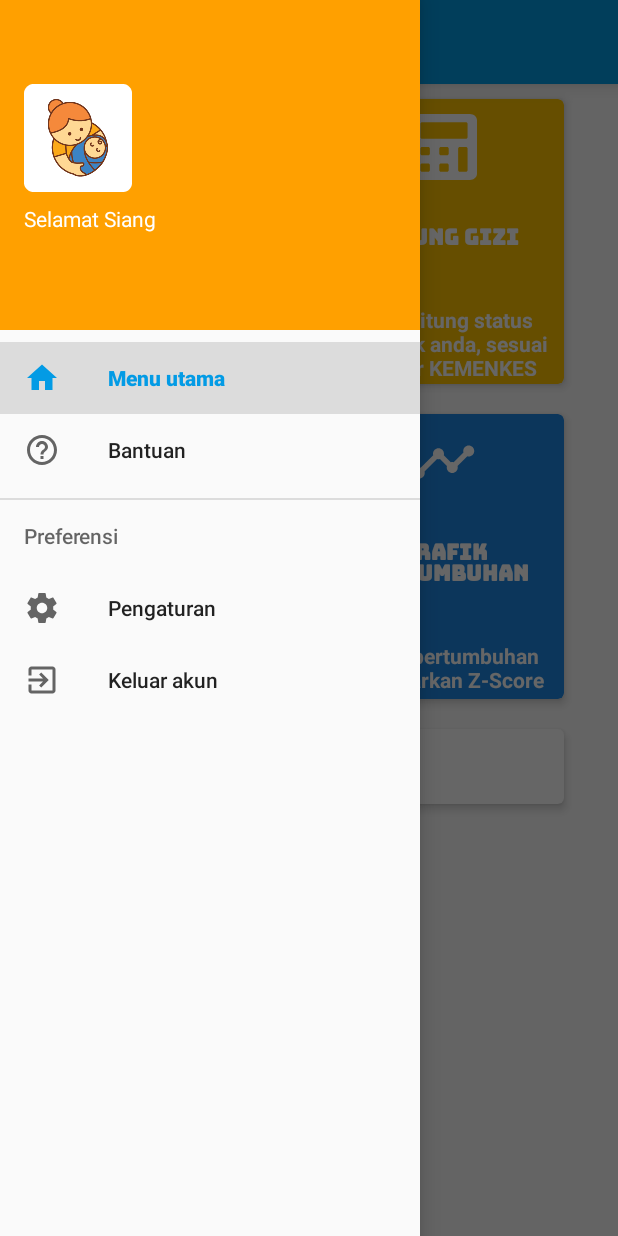
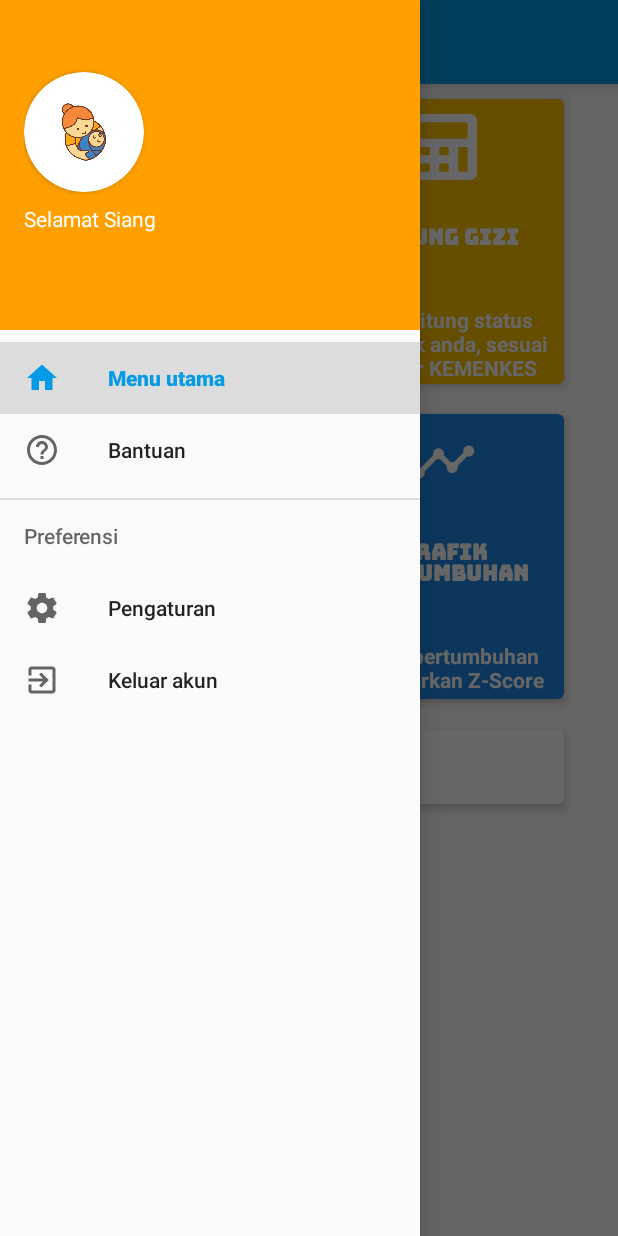
Before and after one commit to MiddleKerb/StatusGizi, an Android app: the screen it shows after launch once a user with an empty profile is signed in (MenuActivity), with the side drawer open, on a phone screen of 412 x 824 dp. Run offline under Robolectric (Android 15) with nearby library versions, the phone set to English and light mode, and no system bars; our stand-ins replace Firebase (no records; nobody signed in at launch, a user with empty details on screens opened directly), Picasso.

Commit message:
Remove picasso transformation & use cardview for image view

```diff
--- a/app/src/main/res/layout/nav_header.xml
+++ b/app/src/main/res/layout/nav_header.xml
@@ -1,5 +1,6 @@
 <?xml version="1.0" encoding="utf-8"?>
 <LinearLayout xmlns:android="http://schemas.android.com/apk/res/android"
+    xmlns:app="http://schemas.android.com/apk/res-auto"
     android:layout_width="match_parent"
     android:layout_height="220dp"
     android:background="@color/colorAccent"
@@ -7,12 +8,18 @@
     android:orientation="vertical"
     android:padding="16dp">
 
-    <ImageView
-        android:id="@+id/imageNav"
+    <android.support.v7.widget.CardView
         android:layout_width="wrap_content"
         android:layout_height="wrap_content"
-        android:paddingTop="@dimen/activity_vertical_margin"
-        android:src="@mipmap/ic_launcher" />
+        app:cardCornerRadius="40dp">
+
+        <ImageView
+            android:id="@+id/imageNav"
+            android:layout_width="80dp"
+            android:layout_height="80dp"
+            android:scaleType="centerCrop"
+            android:src="@drawable/splash_screen" />
+    </android.support.v7.widget.CardView>
 
     <TextView
         android:id="@+id/GreetingsHeader"
```
Also changed, not shown: app/src/main/java/com/fbasegizi/statusgizi/fragment/MenuActivity.java (+1 -6 lines).
